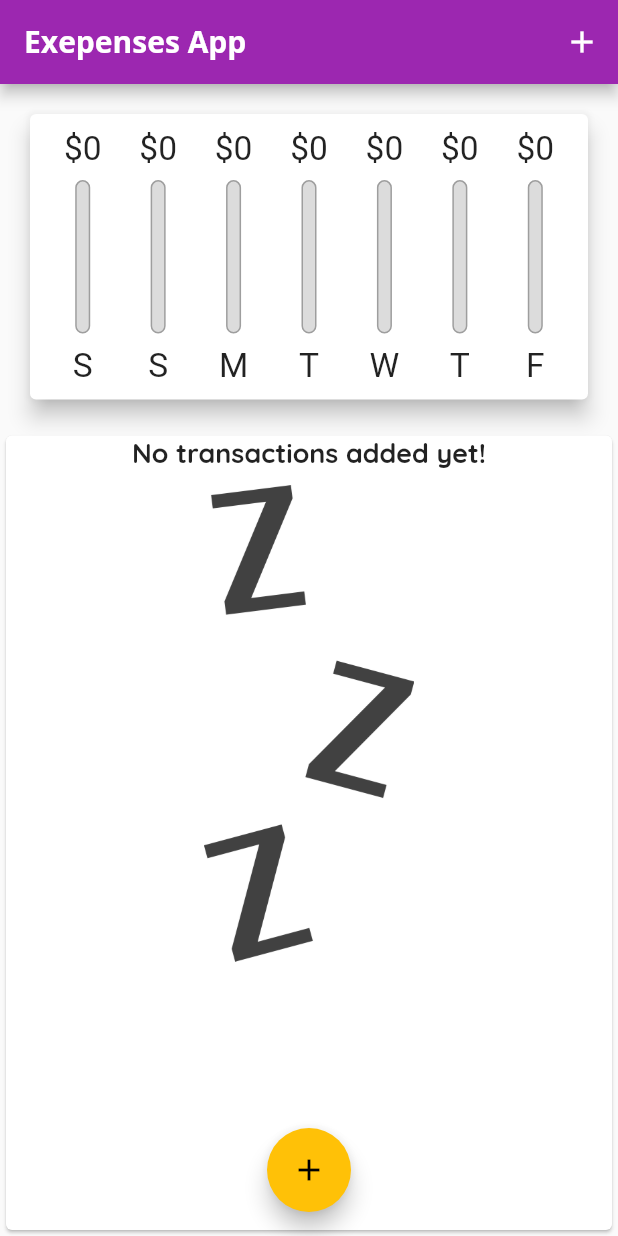
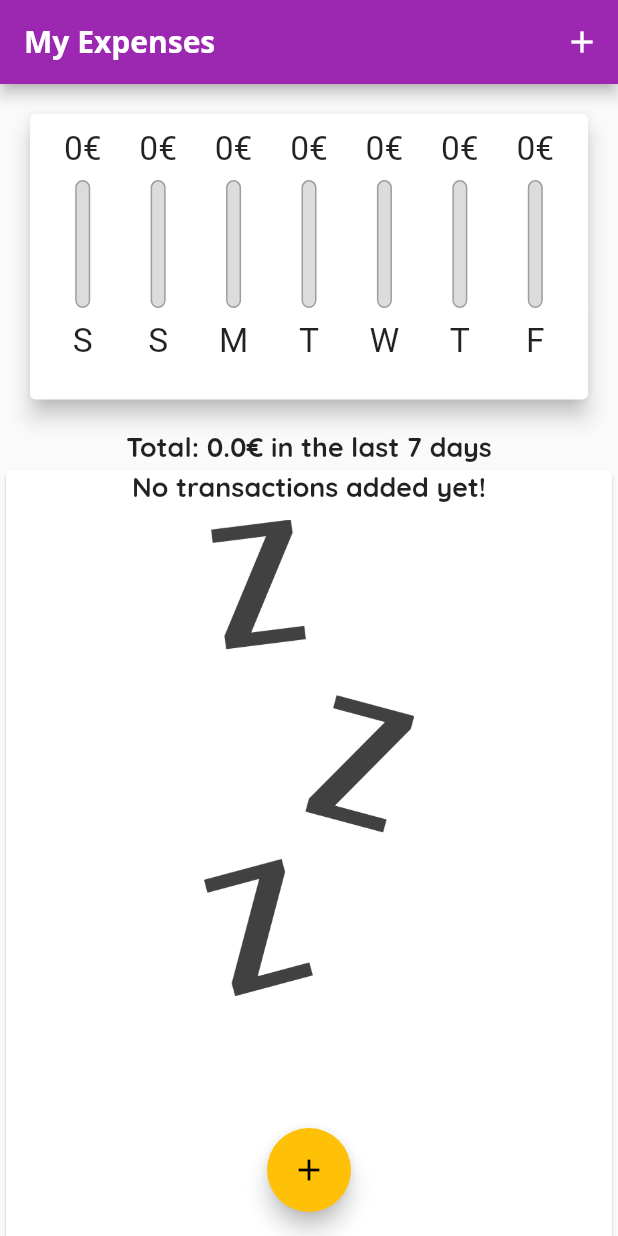
Before and after one commit to Tanguy-tech/Expenses_App, a Flutter app: the screen it shows after launch, on a phone screen of 412 x 824 dp. Run offline on Flutter 3.47's test engine with Material 2 defaults, Android fonts, the phone set to English and light mode, and no system bars.

Commit message:
changes colors for IOS and add total sum display

```diff
--- a/lib/main.dart
+++ b/lib/main.dart
@@ -142,15 +142,23 @@ class _MyHomePageState extends State<MyHomePage> with WidgetsBindingObserver {
     );
   }
 
-  List<Widget> _buildLandscapeContent(
-      MediaQueryData mediaQuery, AppBar appBar, Widget txListWidget) {
+  double _getTotalAmount() {
+    double totalSum = 0.0;
+    for (var i = 0; i < _recentTransactions.length; i++) {
+      totalSum += _recentTransactions[i].amount;
+    }
+    return totalSum;
+  }
+
+  List<Widget> _buildLandscapeContent(MediaQueryData mediaQuery,
+      PreferredSizeWidget appBar, Widget txListWidget) {
     return [
       Row(
         mainAxisAlignment: MainAxisAlignment.center,
         children: <Widget>[
           Text(
             'Show Chart',
-            style: Theme.of(context).textTheme.titleLarge,
+            style: Theme.of(context).textTheme.headline6,
           ),
           Switch.adaptive(
             activeColor: Theme.of(context).accentColor,
@@ -168,23 +176,24 @@ class _MyHomePageState extends State<MyHomePage> with WidgetsBindingObserver {
               height: (mediaQuery.size.height -
                       appBar.preferredSize.height -
                       mediaQuery.padding.top) *
-                  .7,
+                  0.7,
               child: Chart(recentTransactions: _recentTransactions),
             )
           : txListWidget
     ];
   }
 
-  List<Widget> _buildPortraitContent(
-      MediaQueryData mediaQuery, AppBar appBar, Widget txListWidget) {
+  List<Widget> _buildPortraitContent(MediaQueryData mediaQuery,
+      PreferredSizeWidget appBar, Widget txListWidget, Widget displayAmount) {
     return [
       SizedBox(
         height: (mediaQuery.size.height -
                 appBar.preferredSize.height -
                 mediaQuery.padding.top) *
-            .3,
+            0.3,
         child: Chart(recentTransactions: _recentTransactions),
       ),
+      displayAmount,
       txListWidget
     ];
   }
@@ -193,21 +202,25 @@ class _MyHomePageState extends State<MyHomePage> with WidgetsBindingObserver {
     return Platform.isIOS
         ? CupertinoNavigationBar(
             middle: const Text(
-              'Exepenses App',
+              'My Expenses',
+              style: TextStyle(color: CupertinoColors.white),
             ),
             trailing: Row(
               mainAxisSize: MainAxisSize.min,
+              //mainAxisAlignment: MainAxisAlignment.spaceEvenly,
               children: <Widget>[
                 GestureDetector(
-                  child: const Icon(CupertinoIcons.add),
+                  child: const Icon(CupertinoIcons.add,
+                      color: CupertinoColors.white),
                   onTap: () => _startAddNewTransaction(context),
                 )
               ],
             ),
+            backgroundColor: CupertinoColors.darkBackgroundGray,
           )
         : AppBar(
             title: const Text(
-              'Exepenses App',
+              'My Expenses',
             ),
             actions: <Widget>[
               IconButton(
@@ -230,6 +243,15 @@ class _MyHomePageState extends State<MyHomePage> with WidgetsBindingObserver {
           0.7,
       child: TransactionList(_userTransactions, _deleteTransaction),
     );
+    final displayAmount = Row(
+      mainAxisAlignment: MainAxisAlignment.center,
+      children: [
+        Text(
+          'Total: ${_getTotalAmount()}€ in the last 7 days',
+          style: Theme.of(context).textTheme.titleLarge,
+        ),
+      ],
+    );
     final pageBody = SafeArea(
       child: SingleChildScrollView(
         child: Column(
@@ -247,6 +269,7 @@ class _MyHomePageState extends State<MyHomePage> with WidgetsBindingObserver {
                 mediaQuery,
                 appBar,
                 txListWidget,
+                displayAmount,
               ),
           ],
         ),
--- a/lib/widgets/char_bar.dart
+++ b/lib/widgets/char_bar.dart
@@ -1,4 +1,7 @@
+import 'dart:io';
+
 import 'package:flutter/material.dart';
+import 'package:flutter/cupertino.dart';
 
 class ChartBar extends StatelessWidget {
   final String label;
@@ -21,14 +24,14 @@ class ChartBar extends StatelessWidget {
             SizedBox(
               height: constraints.maxHeight * 0.15,
               child: FittedBox(
-                child: Text('\$${spendingAmount.toStringAsFixed(0)}'),
+                child: Text('${spendingAmount.toStringAsFixed(0)}€'),
               ),
             ),
             SizedBox(
               height: constraints.maxHeight * 0.05,
             ),
             SizedBox(
-              height: constraints.maxHeight * 0.6,
+              height: constraints.maxHeight * 0.5,
               width: 10,
               child: Stack(
                 children: [
@@ -46,7 +49,9 @@ class ChartBar extends StatelessWidget {
                     heightFactor: spendingPctOfTotal,
                     child: Container(
                       decoration: BoxDecoration(
-                        color: Theme.of(context).primaryColor,
+                        color: Platform.isIOS
+                            ? CupertinoColors.activeGreen
+                            : Theme.of(context).primaryColor,
                         borderRadius: BorderRadius.circular(10),
                       ),
                     ),
--- a/lib/widgets/transaction_item.dart
+++ b/lib/widgets/transaction_item.dart
@@ -1,6 +1,9 @@
+import 'dart:math';
+import 'dart:io';
+
+import 'package:flutter/cupertino.dart';
 import 'package:flutter/material.dart';
 import 'package:intl/intl.dart';
-import 'dart:math';
 
 import '../models/transaction.dart';
 
@@ -45,11 +48,18 @@ class _TransactionItemState extends State<TransactionItem> {
       child: ListTile(
         leading: CircleAvatar(
           radius: 30,
-          backgroundColor: _bgColor,
+          backgroundColor: Platform.isIOS
+              ? CupertinoColors.activeBlue
+              : Theme.of(context).primaryColor,
           child: Padding(
             padding: const EdgeInsets.all(6),
             child: FittedBox(
-              child: Text('\$${widget.transaction.amount}'),
+              child: Text(
+                '${widget.transaction.amount}€',
+                style: TextStyle(
+                    color:
+                        Platform.isIOS ? CupertinoColors.white : Colors.white),
+              ),
             ),
           ),
         ),
```
